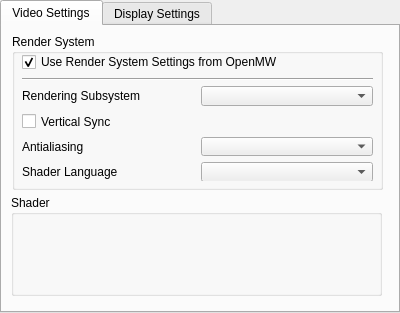
First picture: the form in files/ui/settingstab.ui, repository OpenMW/openmw, before the edit.
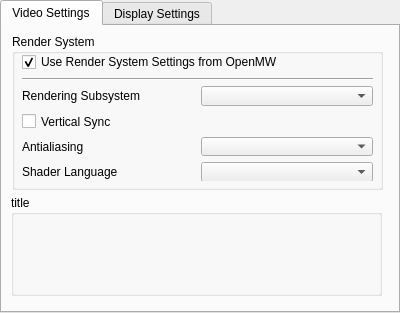
Second picture: the form after the edit. The open tabs and pages were chosen to show the change.

Commit message: Added more shader settings.

Diff of the .ui file:
```diff
--- a/files/ui/settingstab.ui
+++ b/files/ui/settingstab.ui
@@ -122,7 +122,7 @@
      </rect>
     </property>
     <property name="title">
-     <string>Shader</string>
+     <string>title</string>
     </property>
    </widget>
    <zorder>displayGroup_Render</zorder>
```
The commit also changes 3 other files.
